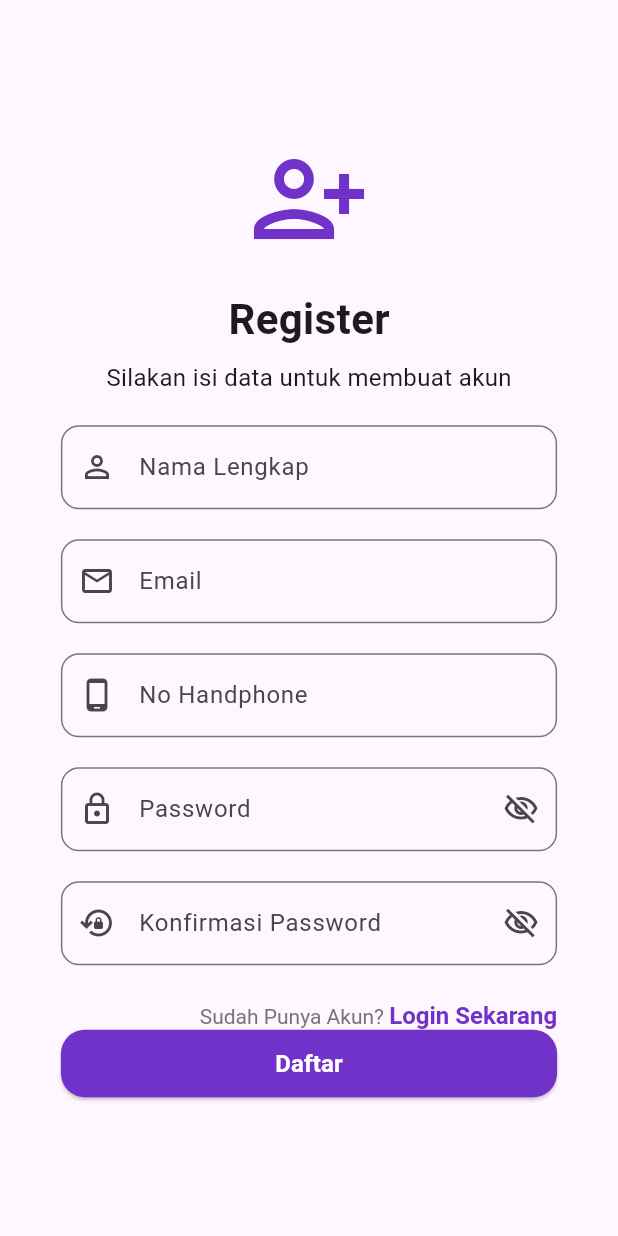
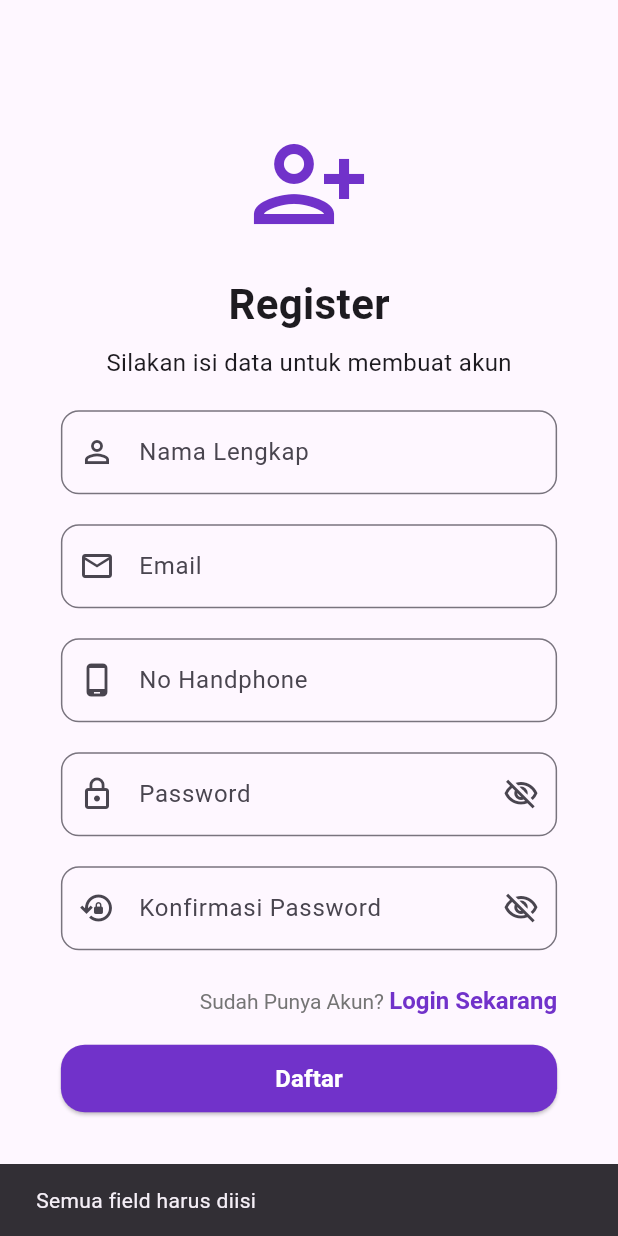
Before and after one commit to Frientia/project_mobile_UAS, a Flutter app: the RegisterPage screen opened directly, after a tap on "Daftar", on a phone screen of 412 x 824 dp. Run offline on Flutter 3.47's test engine with Material 3 defaults, Android fonts, the phone set to English and light mode, and no system bars; our stand-ins replace firebase_auth, firebase_core, lottie; accounts and stored records are empty.

Commit message:
menambahkan fungsi register terkoneksi dengan firebase

```diff
--- a/lib/register_page.dart
+++ b/lib/register_page.dart
@@ -1,5 +1,6 @@
 import 'package:flutter/material.dart';
 import 'package:flutter/gestures.dart';
+import 'package:firebase_auth/firebase_auth.dart';
 import 'package:mobile_uas/login_page.dart';
 
 class RegisterPage extends StatefulWidget {
@@ -13,9 +14,71 @@ class _RegisterPageState extends State<RegisterPage> {
   bool _obscurePassword = true;
   bool _obscureConfirmPassword = true;
 
+  // Controller
+  final TextEditingController namaController = TextEditingController();
+  final TextEditingController emailController = TextEditingController();
+  final TextEditingController hpController = TextEditingController();
+  final TextEditingController passController = TextEditingController();
+  final TextEditingController confirmController = TextEditingController();
+
+  // Register ke Firebase
+  Future<void> registerUser() async {
+    final nama = namaController.text.trim();
+    final email = emailController.text.trim();
+    final hp = hpController.text.trim();
+    final password = passController.text.trim();
+    final confirm = confirmController.text.trim();
+
+    // Validasi
+    if (nama.isEmpty || email.isEmpty || hp.isEmpty || password.isEmpty) {
+      ScaffoldMessenger.of(
+        context,
+      ).showSnackBar(const SnackBar(content: Text("Semua field harus diisi")));
+      return;
+    }
+
+    if (password != confirm) {
+      ScaffoldMessenger.of(
+        context,
+      ).showSnackBar(const SnackBar(content: Text("Password tidak sama")));
+      return;
+    }
+
+    try {
+      await FirebaseAuth.instance.createUserWithEmailAndPassword(
+        email: email,
+        password: password,
+      );
+
+      ScaffoldMessenger.of(
+        context,
+      ).showSnackBar(const SnackBar(content: Text("Registrasi berhasil")));
+
+      Navigator.pushReplacement(
+        context,
+        MaterialPageRoute(builder: (context) => const LoginPage()),
+      );
+    } on FirebaseAuthException catch (e) {
+      String message = "Terjadi kesalahan";
+
+      if (e.code == "email-already-in-use") {
+        message = "Email sudah digunakan";
+      } else if (e.code == "invalid-email") {
+        message = "Format email tidak valid";
+      } else if (e.code == "weak-password") {
+        message = "Password terlalu lemah";
+      }
+
+      ScaffoldMessenger.of(
+        context,
+      ).showSnackBar(SnackBar(content: Text(message)));
+    }
+  }
+
   @override
   Widget build(BuildContext context) {
     final size = MediaQuery.of(context).size;
+
     return Scaffold(
       body: LayoutBuilder(
         builder: (context, constraints) {
@@ -37,6 +100,7 @@ class _RegisterPageState extends State<RegisterPage> {
                       color: const Color.fromARGB(255, 113, 50, 202),
                     ),
                     const SizedBox(height: 20),
+
                     Text(
                       "Register",
                       style: TextStyle(
@@ -44,69 +108,71 @@ class _RegisterPageState extends State<RegisterPage> {
                         fontWeight: FontWeight.bold,
                       ),
                     ),
+
                     const SizedBox(height: 8),
+
                     Text(
                       "Silakan isi data untuk membuat akun",
                       style: TextStyle(fontSize: subtitleSize),
                     ),
+
                     const SizedBox(height: 20),
+
                     // Nama Lengkap
                     TextField(
+                      controller: namaController,
                       keyboardType: TextInputType.name,
                       decoration: InputDecoration(
                         labelText: 'Nama Lengkap',
                         hintText: 'Masukkan nama Anda',
-                        hintStyle: const TextStyle(
-                          color: Color.fromARGB(255, 113, 50, 202),
-                        ),
                         prefixIcon: const Icon(Icons.person_outline),
                         border: OutlineInputBorder(
                           borderRadius: BorderRadius.circular(12),
                         ),
                       ),
                     ),
+
                     const SizedBox(height: 20),
-                    // Alamat Email
+
+                    // Email
                     TextField(
-                      keyboardType: TextInputType.name,
+                      controller: emailController,
+                      keyboardType: TextInputType.emailAddress,
                       decoration: InputDecoration(
                         labelText: 'Email',
                         hintText: 'Masukkan Email Anda',
-                        hintStyle: const TextStyle(
-                          color: Color.fromARGB(255, 113, 50, 202),
-                        ),
                         prefixIcon: const Icon(Icons.email_outlined),
                         border: OutlineInputBorder(
                           borderRadius: BorderRadius.circular(12),
                         ),
                       ),
                     ),
+
                     const SizedBox(height: 20),
-                    // No Handphone
+
+                    // No HP
                     TextField(
+                      controller: hpController,
                       keyboardType: TextInputType.phone,
                       decoration: InputDecoration(
                         labelText: 'No Handphone',
                         hintText: 'Masukkan nomor HP Anda',
-                        hintStyle: const TextStyle(
-                          color: Color.fromARGB(255, 113, 50, 202),
-                        ),
                         prefixIcon: const Icon(Icons.phone_android_outlined),
                         border: OutlineInputBorder(
                           borderRadius: BorderRadius.circular(12),
                         ),
                       ),
                     ),
+
                     const SizedBox(height: 20),
+
                     // Password
                     TextField(
+                      controller: passController,
                       obscureText: _obscurePassword,
                       decoration: InputDecoration(
                         labelText: 'Password',
                         hintText: 'Masukkan password',
-                        hintStyle: const TextStyle(
-                          color: Color.fromARGB(255, 113, 50, 202),
-                        ),
                         prefixIcon: const Icon(Icons.lock_outline),
                         suffixIcon: IconButton(
                           icon: Icon(
@@ -114,28 +180,27 @@ class _RegisterPageState extends State<RegisterPage> {
                                 ? Icons.visibility_off_outlined
                                 : Icons.visibility_outlined,
                           ),
-                          onPressed: () => setState(
-                            () => _obscurePassword = !_obscurePassword,
-                          ),
-                          tooltip: _obscurePassword
-                              ? 'Tampilkan Password'
-                              : 'Sembunyikan Password',
+                          onPressed: () {
+                            setState(() {
+                              _obscurePassword = !_obscurePassword;
+                            });
+                          },
                         ),
                         border: OutlineInputBorder(
                           borderRadius: BorderRadius.circular(12),
                         ),
                       ),
                     ),
+
                     const SizedBox(height: 20),
+
                     // Konfirmasi Password
                     TextField(
+                      controller: confirmController,
                       obscureText: _obscureConfirmPassword,
                       decoration: InputDecoration(
                         labelText: 'Konfirmasi Password',
                         hintText: 'Ulangi password Anda',
-                        hintStyle: const TextStyle(
-                          color: Color.fromARGB(255, 113, 50, 202),
-                        ),
                         prefixIcon: const Icon(Icons.lock_reset_outlined),
                         suffixIcon: IconButton(
                           icon: Icon(
@@ -143,13 +208,12 @@ class _RegisterPageState extends State<RegisterPage> {
                                 ? Icons.visibility_off_outlined
                                 : Icons.visibility_outlined,
                           ),
-                          onPressed: () => setState(
-                            () => _obscureConfirmPassword =
-                                !_obscureConfirmPassword,
-                          ),
-                          tooltip: _obscurePassword
-                              ? 'Tampilkan Password'
-                              : 'Sembunyikan Password',
+                          onPressed: () {
+                            setState(() {
+                              _obscureConfirmPassword =
+                                  !_obscureConfirmPassword;
+                            });
+                          },
                         ),
                         border: OutlineInputBorder(
                           borderRadius: BorderRadius.circular(12),
@@ -158,6 +222,7 @@ class _RegisterPageState extends State<RegisterPage> {
                     ),
 
                     const SizedBox(height: 24),
+
                     Align(
                       alignment: Alignment.centerRight,
                       child: RichText(
@@ -182,7 +247,7 @@ class _RegisterPageState extends State<RegisterPage> {
                                   Navigator.push(
                                     context,
                                     MaterialPageRoute(
-                                      builder: (context) => LoginPage(),
+                                      builder: (context) => const LoginPage(),
                                     ),
                                   );
                                 },
@@ -192,11 +257,14 @@ class _RegisterPageState extends State<RegisterPage> {
                       ),
                     ),
 
+                    const SizedBox(height: 20),
+
+                    // Tombol Register
                     SizedBox(
                       width: double.infinity,
                       height: isTablet ? 55 : 45,
                       child: ElevatedButton(
-                        onPressed: () {},
+                        onPressed: registerUser,
                         style: ElevatedButton.styleFrom(
                           backgroundColor: const Color.fromARGB(
                             255,
```
